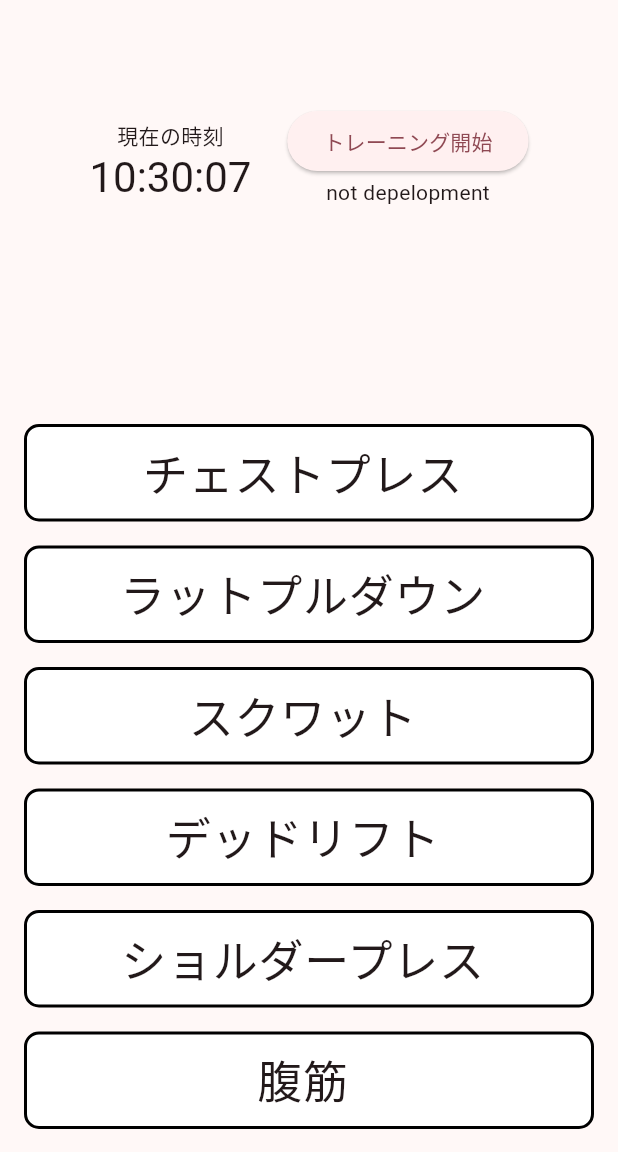
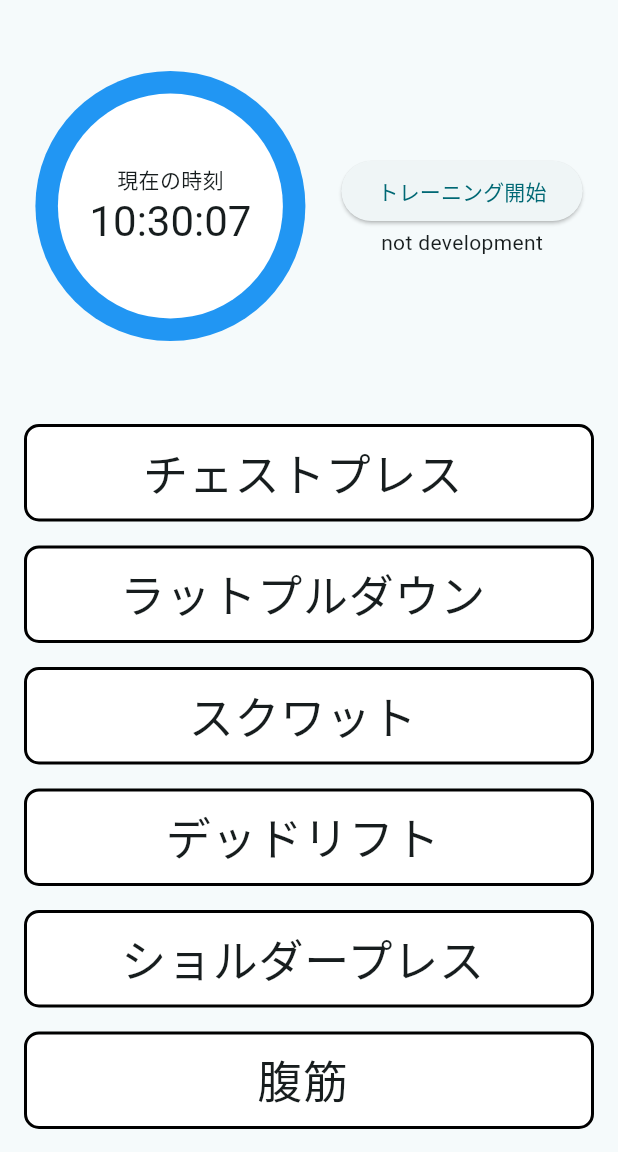
Before and after one commit to taishi29/GymLog, a Flutter app: the screen it shows after launch, on a phone screen of 412 x 824 dp, the part 84-1236 px from its top. Run offline on Flutter 3.47's test engine with Material 3 defaults, Android fonts, the phone set to English and light mode, and no system bars.

Commit message:
TopSectionをstackを用いて、デザインを修正しました。

```diff
--- a/lib/component/top_section.dart
+++ b/lib/component/top_section.dart
@@ -17,10 +17,10 @@ class _TopSectionState extends State<TopSection> {
   int index = 0;
 
   @override
-  // 時刻を一秒ごとに更新するための関数
   void initState() {
     super.initState();
-    Timer.periodic(Duration(seconds: 1), _onTimer);
+    // 時刻を一秒ごとに更新するタイマー
+    Timer.periodic(const Duration(seconds: 1), _onTimer);
   }
 
   void _onTimer(Timer timer) {
@@ -33,32 +33,57 @@ class _TopSectionState extends State<TopSection> {
     return Row(
       mainAxisAlignment: MainAxisAlignment.center, // 水平方向に中央揃え
       crossAxisAlignment: CrossAxisAlignment.center,
-
+      children: [
+        Stack(
+          alignment: Alignment.center,
           children: [
             Container(
-          margin: EdgeInsets.only(top: 80, left: 40), // 上と左に50の余白を追加
-          child: Column(
+              // 外側の円
+              height: 180,
+              width: 180,
+              decoration: const BoxDecoration(
+                color: Colors.blue,
+                shape: BoxShape.circle,
+              ),
+            ),
+            Container(
+              // 内側の円
+              height: 150,
+              width: 150,
+              decoration: const BoxDecoration(
+                color: Color.fromARGB(255, 255, 255, 255),
+                shape: BoxShape.circle,
+              ),
+            ),
+            Column(
+              mainAxisAlignment: MainAxisAlignment.center,
               children: [
-              Text("現在の時刻"),
+                const Text("現在の時刻"),
                 Text(
                   nowTime,
                   style: Theme.of(context).textTheme.headlineMedium,
                 ),
               ],
             ),
+          ],
         ),
-        SizedBox(width: 24), // 横方向の余白
-        Container(
-          margin: EdgeInsets.only(top: 70, right: 40), // 上と左に50の余白を追加
-          child: Column(
+        const SizedBox(width: 24), // 横方向の余白
+        Stack(
+          alignment: Alignment.center,
+          children: [
+            Column(
+              mainAxisAlignment: MainAxisAlignment.center,
               children: [
                 ElevatedButton(
-                onPressed: () {/* ボタンがタップされた時の処理 */},
-                child: Text('トレーニング開始'),
+                  onPressed: () {
+                    // ボタンがタップされた時の処理
+                  },
+                  child: const Text('トレーニング開始'),
                 ),
-              Text('not depelopment')
+                const Text('not development'),
               ],
             ),
+          ],
         ),
       ],
     );
--- a/lib/main.dart
+++ b/lib/main.dart
@@ -1,5 +1,4 @@
 import 'package:flutter/material.dart';
-import 'package:flutter_staggered_animations/flutter_staggered_animations.dart'; // ListViewのアニメーション
 
 // screens
 import 'package:gymlog/screens/log.dart';
@@ -21,7 +20,7 @@ class MyApp extends StatelessWidget {
       title: 'GymLog',
       theme: ThemeData(
         colorScheme: ColorScheme.fromSeed(
-            seedColor: const Color.fromARGB(255, 50, 47, 47)),
+            seedColor: const Color.fromARGB(255, 255, 255, 255)),
         useMaterial3: true,
       ),
       home: const HomeScreen(),
```
Lines whose indentation alone changed are shown as unchanged.
